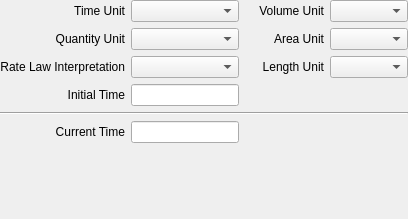
copasi/COPASI, file copasi/UI/CQModelWidget.ui: the form before one commit.
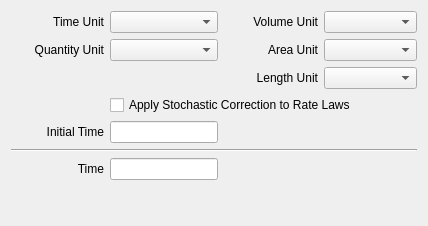
The form after the commit. Custom widgets are drawn as their Qt base class.

Commit message: Fixed unit display on Initial Time and Time

Patch:
```diff
--- a/copasi/UI/CQModelWidget.ui
+++ b/copasi/UI/CQModelWidget.ui
@@ -12,17 +12,14 @@
    <rect>
     <x>0</x>
     <y>0</y>
-    <width>408</width>
-    <height>219</height>
+    <width>428</width>
+    <height>226</height>
    </rect>
   </property>
   <property name="windowTitle">
    <string>Form</string>
   </property>
   <layout class="QGridLayout" name="gridLayout">
-   <property name="margin">
-    <number>0</number>
-   </property>
    <item row="0" column="0">
     <widget class="QLabel" name="mpLblTimeUnit">
      <property name="text">
@@ -39,7 +36,78 @@
    <item row="0" column="1">
     <widget class="QComboBox" name="mpComboTimeUnit"/>
    </item>
-   <item row="6" column="0">
+   <item row="0" column="2">
+    <widget class="QLabel" name="mpLblVolumeUnit">
+     <property name="text">
+      <string>Volume Unit</string>
+     </property>
+     <property name="alignment">
+      <set>Qt::AlignRight|Qt::AlignTrailing|Qt::AlignVCenter</set>
+     </property>
+     <property name="wordWrap">
+      <bool>false</bool>
+     </property>
+    </widget>
+   </item>
+   <item row="0" column="3">
+    <widget class="QComboBox" name="mpComboVolumeUnit"/>
+   </item>
+   <item row="1" column="0">
+    <widget class="QLabel" name="mpLblQuantityUnit">
+     <property name="text">
+      <string>Quantity Unit</string>
+     </property>
+     <property name="alignment">
+      <set>Qt::AlignRight|Qt::AlignTrailing|Qt::AlignVCenter</set>
+     </property>
+     <property name="wordWrap">
+      <bool>false</bool>
+     </property>
+    </widget>
+   </item>
+   <item row="1" column="1">
+    <widget class="QComboBox" name="mpComboQuantityUnit"/>
+   </item>
+   <item row="1" column="2">
+    <widget class="QLabel" name="mpLblAreaUnit">
+     <property name="text">
+      <string>Area Unit</string>
+     </property>
+     <property name="alignment">
+      <set>Qt::AlignRight|Qt::AlignTrailing|Qt::AlignVCenter</set>
+     </property>
+     <property name="wordWrap">
+      <bool>false</bool>
+     </property>
+    </widget>
+   </item>
+   <item row="1" column="3">
+    <widget class="QComboBox" name="mpComboAreaUnit"/>
+   </item>
+   <item row="2" column="2">
+    <widget class="QLabel" name="mpLblLengthUnit">
+     <property name="text">
+      <string>Length Unit</string>
+     </property>
+     <property name="alignment">
+      <set>Qt::AlignRight|Qt::AlignTrailing|Qt::AlignVCenter</set>
+     </property>
+     <property name="wordWrap">
+      <bool>false</bool>
+     </property>
+    </widget>
+   </item>
+   <item row="2" column="3">
+    <widget class="QComboBox" name="mpComboLengthUnit"/>
+   </item>
+   <item row="3" column="1" colspan="3">
+    <widget class="QCheckBox" name="mpCheckStochasticCorrection">
+     <property name="text">
+      <string>Apply Stochastic Correction to Rate Laws</string>
+     </property>
+    </widget>
+   </item>
+   <item row="4" column="0">
     <widget class="QLabel" name="mpLblInitialTime">
      <property name="text">
       <string>Initial Time</string>
@@ -52,7 +120,7 @@
      </property>
     </widget>
    </item>
-   <item row="6" column="1">
+   <item row="4" column="1">
     <widget class="QLineEdit" name="mpEditInitialTime">
      <property name="sizePolicy">
       <sizepolicy hsizetype="Preferred" vsizetype="Fixed">
@@ -62,17 +130,17 @@
      </property>
     </widget>
    </item>
-   <item row="7" column="0" colspan="4">
-    <widget class="Line" name="mpLine1">
+   <item row="5" column="0" colspan="4">
+    <widget class="Line" name="mpLine">
      <property name="orientation">
       <enum>Qt::Horizontal</enum>
      </property>
     </widget>
    </item>
-   <item row="8" column="0">
+   <item row="6" column="0">
     <widget class="QLabel" name="mpLblCurrentTime">
      <property name="text">
-      <string>Current Time</string>
+      <string>Time</string>
      </property>
      <property name="alignment">
       <set>Qt::AlignRight|Qt::AlignTrailing|Qt::AlignVCenter</set>
@@ -82,7 +150,7 @@
      </property>
     </widget>
    </item>
-   <item row="8" column="1">
+   <item row="6" column="1">
     <widget class="QLineEdit" name="mpEditCurrentTime">
      <property name="sizePolicy">
       <sizepolicy hsizetype="Preferred" vsizetype="Fixed">
@@ -95,87 +163,7 @@
      </property>
     </widget>
    </item>
-   <item row="0" column="3">
-    <widget class="QComboBox" name="mpComboVolumeUnit"/>
-   </item>
-   <item row="0" column="2">
-    <widget class="QLabel" name="mpLblVolumeUnit">
-     <property name="text">
-      <string>Volume Unit</string>
-     </property>
-     <property name="alignment">
-      <set>Qt::AlignRight|Qt::AlignTrailing|Qt::AlignVCenter</set>
-     </property>
-     <property name="wordWrap">
-      <bool>false</bool>
-     </property>
-    </widget>
-   </item>
-   <item row="2" column="3">
-    <widget class="QComboBox" name="mpComboAreaUnit"/>
-   </item>
-   <item row="2" column="2">
-    <widget class="QLabel" name="mpLblAreaUnit">
-     <property name="text">
-      <string>Area Unit</string>
-     </property>
-     <property name="alignment">
-      <set>Qt::AlignRight|Qt::AlignTrailing|Qt::AlignVCenter</set>
-     </property>
-     <property name="wordWrap">
-      <bool>false</bool>
-     </property>
-    </widget>
-   </item>
-   <item row="3" column="3">
-    <widget class="QComboBox" name="mpComboLengthUnit"/>
-   </item>
-   <item row="3" column="2">
-    <widget class="QLabel" name="mpLblLengthUnit">
-     <property name="text">
-      <string>Length Unit</string>
-     </property>
-     <property name="alignment">
-      <set>Qt::AlignRight|Qt::AlignTrailing|Qt::AlignVCenter</set>
-     </property>
-     <property name="wordWrap">
-      <bool>false</bool>
-     </property>
-    </widget>
-   </item>
-   <item row="2" column="0">
-    <widget class="QLabel" name="mpLblQuantityUnit">
-     <property name="text">
-      <string>Quantity Unit</string>
-     </property>
-     <property name="alignment">
-      <set>Qt::AlignRight|Qt::AlignTrailing|Qt::AlignVCenter</set>
-     </property>
-     <property name="wordWrap">
-      <bool>false</bool>
-     </property>
-    </widget>
-   </item>
-   <item row="2" column="1">
-    <widget class="QComboBox" name="mpComboQuantityUnit"/>
-   </item>
-   <item row="3" column="0">
-    <widget class="QLabel" name="mpLblModelType">
-     <property name="text">
-      <string>Rate Law Interpretation</string>
-     </property>
-     <property name="alignment">
-      <set>Qt::AlignRight|Qt::AlignTrailing|Qt::AlignVCenter</set>
-     </property>
-     <property name="wordWrap">
-      <bool>true</bool>
-     </property>
-    </widget>
-   </item>
-   <item row="3" column="1">
-    <widget class="QComboBox" name="mpComboModelType"/>
-   </item>
-   <item row="9" column="0" colspan="4">
+   <item row="7" column="0" colspan="4">
     <widget class="CQNotes" name="mpNotes" native="true">
      <property name="sizePolicy">
       <sizepolicy hsizetype="Expanding" vsizetype="Preferred">
```
Left out of the diff: 1 changed line with no effect on the pictures. The commit also changes 1 other file.
